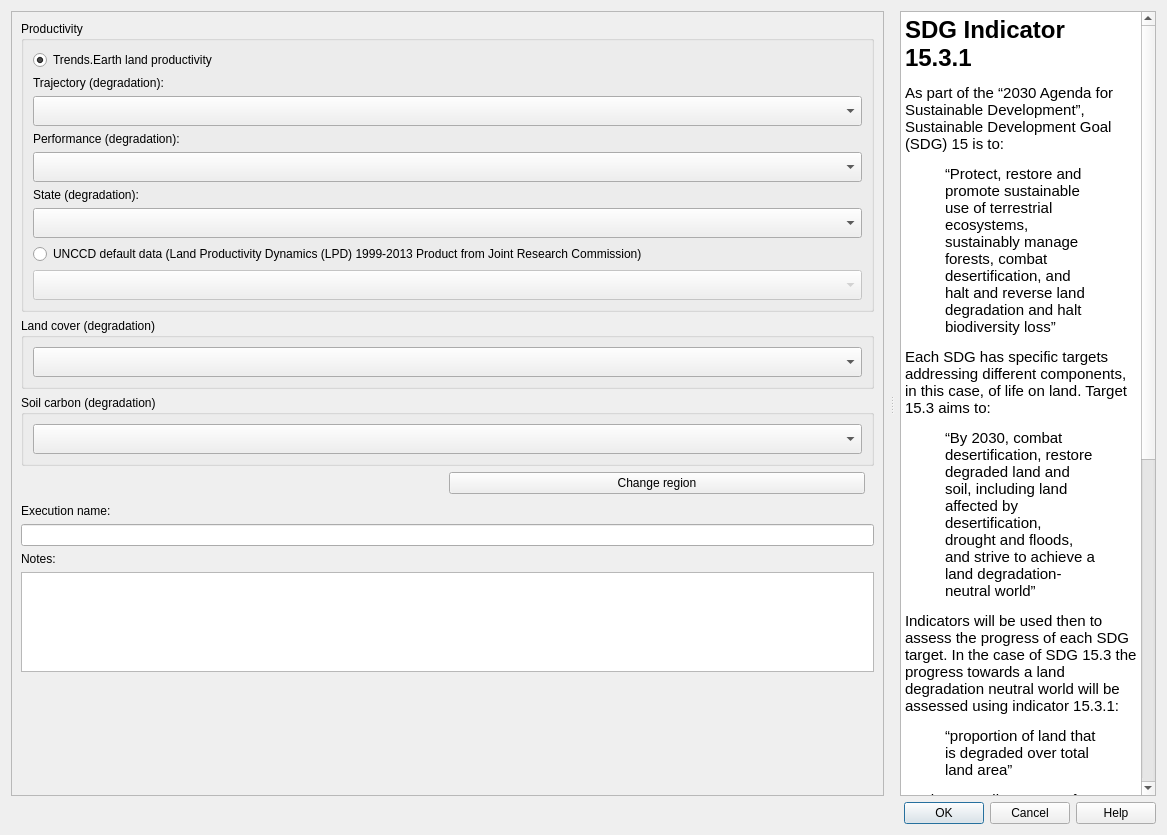
Qt form LDMP/gui/DlgCalculateLDNSummaryTableAdmin.ui (ConservationInternational/trends.earth) before a commit.
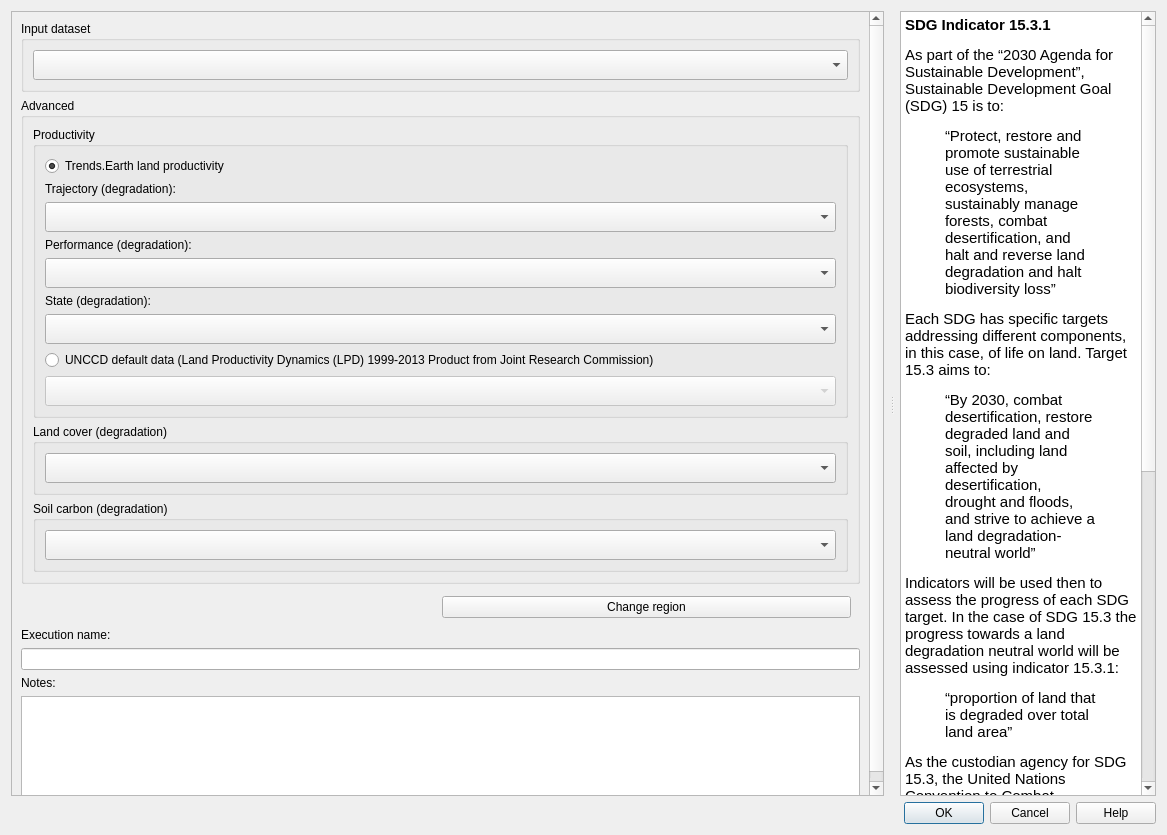
The same form after that commit. Custom widgets are drawn as their Qt base class.

Commit message: Add dataset selector widget - still need to hookup to filter

Patch:
```diff
--- a/LDMP/gui/DlgCalculateLDNSummaryTableAdmin.ui
+++ b/LDMP/gui/DlgCalculateLDNSummaryTableAdmin.ui
@@ -65,31 +65,71 @@
             <x>0</x>
             <y>0</y>
             <width>875</width>
-            <height>784</height>
+            <height>786</height>
            </rect>
           </property>
           <layout class="QVBoxLayout" name="verticalLayout_2">
            <item>
-            <widget class="QFrame" name="setup_frame">
-             <property name="frameShape">
-              <enum>QFrame::NoFrame</enum>
+            <widget class="QGroupBox" name="groupBox_4">
+             <property name="sizePolicy">
+              <sizepolicy hsizetype="Preferred" vsizetype="Minimum">
+               <horstretch>0</horstretch>
+               <verstretch>0</verstretch>
+              </sizepolicy>
              </property>
-             <property name="frameShadow">
-              <enum>QFrame::Raised</enum>
+             <property name="minimumSize">
+              <size>
+               <width>0</width>
+               <height>0</height>
+              </size>
              </property>
-             <layout class="QVBoxLayout" name="verticalLayout_4">
-              <property name="leftMargin">
-               <number>0</number>
-              </property>
-              <property name="topMargin">
-               <number>0</number>
-              </property>
-              <property name="rightMargin">
-               <number>0</number>
-              </property>
-              <property name="bottomMargin">
-               <number>0</number>
-              </property>
+             <property name="maximumSize">
+              <size>
+               <width>16777215</width>
+               <height>16777215</height>
+              </size>
+             </property>
+             <property name="font">
+              <font>
+               <weight>50</weight>
+               <bold>false</bold>
+              </font>
+             </property>
+             <property name="title">
+              <string>Input dataset</string>
+             </property>
+             <layout class="QVBoxLayout" name="verticalLayout_8">
+              <item>
+               <widget class="WidgetDataIOSelectTEDatasetExisting" name="combo_datasets">
+                <property name="sizePolicy">
+                 <sizepolicy hsizetype="Expanding" vsizetype="Minimum">
+                  <horstretch>0</horstretch>
+                  <verstretch>0</verstretch>
+                 </sizepolicy>
+                </property>
+                <property name="minimumSize">
+                 <size>
+                  <width>0</width>
+                  <height>30</height>
+                 </size>
+                </property>
+                <property name="dataset_type" stdset="0">
+                 <string notr="true">three-sdg-15-3-1-sub-indicators</string>
+                </property>
+               </widget>
+              </item>
+             </layout>
+            </widget>
+           </item>
+           <item>
+            <widget class="QgsCollapsibleGroupBox" name="advanced_configuration">
+             <property name="title">
+              <string>Advanced</string>
+             </property>
+             <property name="collapsed">
+              <bool>true</bool>
+             </property>
+             <layout class="QVBoxLayout" name="verticalLayout_5">
               <item>
                <widget class="QGroupBox" name="groupBox">
                 <property name="sizePolicy">
@@ -386,6 +426,30 @@
              </layout>
             </widget>
            </item>
+           <item>
+            <widget class="QFrame" name="setup_frame">
+             <property name="frameShape">
+              <enum>QFrame::NoFrame</enum>
+             </property>
+             <property name="frameShadow">
+              <enum>QFrame::Raised</enum>
+             </property>
+             <layout class="QVBoxLayout" name="verticalLayout_4">
+              <property name="leftMargin">
+               <number>0</number>
+              </property>
+              <property name="topMargin">
+               <number>0</number>
+              </property>
+              <property name="rightMargin">
+               <number>0</number>
+              </property>
+              <property name="bottomMargin">
+               <number>0</number>
+              </property>
+             </layout>
+            </widget>
+           </item>
            <item>
             <layout class="QHBoxLayout" name="horizontalLayout">
              <property name="leftMargin">
@@ -501,23 +565,23 @@
        <string>&lt;!DOCTYPE HTML PUBLIC &quot;-//W3C//DTD HTML 4.0//EN&quot; &quot;http://www.w3.org/TR/REC-html40/strict.dtd&quot;&gt;
 &lt;html&gt;&lt;head&gt;&lt;meta name=&quot;qrichtext&quot; content=&quot;1&quot; /&gt;&lt;style type=&quot;text/css&quot;&gt;
 p, li { white-space: pre-wrap; }
-&lt;/style&gt;&lt;/head&gt;&lt;body style=&quot; font-family:'Ubuntu'; font-size:11pt; font-weight:400; font-style:normal;&quot;&gt;
-&lt;h1 style=&quot; margin-top:18px; margin-bottom:12px; margin-left:0px; margin-right:0px; -qt-block-indent:0; text-indent:0px;&quot;&gt;&lt;span style=&quot; font-size:xx-large; font-weight:600;&quot;&gt;SDG Indicator 15.3.1&lt;/span&gt;&lt;/h1&gt;
-&lt;p style=&quot; margin-top:12px; margin-bottom:12px; margin-left:0px; margin-right:0px; -qt-block-indent:0; text-indent:0px;&quot;&gt;As part of the “2030 Agenda for Sustainable Development”, Sustainable Development Goal (SDG) 15 is to:&lt;/p&gt;
-&lt;p style=&quot; margin-top:12px; margin-bottom:12px; margin-left:40px; margin-right:40px; -qt-block-indent:0; text-indent:0px;&quot;&gt;“Protect, restore and promote sustainable use of terrestrial ecosystems, sustainably manage forests, combat desertification, and halt and reverse land degradation and halt biodiversity loss”&lt;/p&gt;
-&lt;p style=&quot; margin-top:12px; margin-bottom:12px; margin-left:0px; margin-right:0px; -qt-block-indent:0; text-indent:0px;&quot;&gt;Each SDG has specific targets addressing different components, in this case, of life on land. Target 15.3 aims to:&lt;/p&gt;
-&lt;p style=&quot; margin-top:12px; margin-bottom:12px; margin-left:40px; margin-right:40px; -qt-block-indent:0; text-indent:0px;&quot;&gt;“By 2030, combat desertification, restore degraded land and soil, including land affected by desertification, drought and floods, and strive to achieve a land degradation-neutral world”&lt;/p&gt;
-&lt;p style=&quot; margin-top:12px; margin-bottom:12px; margin-left:0px; margin-right:0px; -qt-block-indent:0; text-indent:0px;&quot;&gt;Indicators will be used then to assess the progress of each SDG target. In the case of SDG 15.3 the progress towards a land degradation neutral world will be assessed using indicator 15.3.1:&lt;/p&gt;
-&lt;p style=&quot; margin-top:12px; margin-bottom:12px; margin-left:40px; margin-right:40px; -qt-block-indent:0; text-indent:0px;&quot;&gt;“proportion of land that is degraded over total land area”&lt;/p&gt;
-&lt;p style=&quot; margin-top:12px; margin-bottom:12px; margin-left:0px; margin-right:0px; -qt-block-indent:0; text-indent:0px;&quot;&gt;As the custodian agency for SDG 15.3, the United Nations Convention to Combat Desertification (UNCCD) has developed a &lt;a href=&quot;http://www2.unccd.int/sites/default/files/relevant-links/2017-10/Good%20Practice%20Guidance_SDG%20Indicator%2015.3.1_Version%201.0.pdf&quot;&gt;&lt;span style=&quot; text-decoration: underline; color:#0000ff;&quot;&gt;Good Practice Guidance (GPG)&lt;/span&gt;&lt;/a&gt;. providing recommendations on how to calculate SDG Indicator 15.3.1.&lt;/p&gt;
-&lt;p style=&quot; margin-top:12px; margin-bottom:12px; margin-left:0px; margin-right:0px; -qt-block-indent:0; text-indent:0px;&quot;&gt;In order to assess the area degraded, SDG Indicator 15.3.1 uses information from 3 sub-indicators:&lt;/p&gt;
-&lt;ol style=&quot;margin-top: 0px; margin-bottom: 0px; margin-left: 0px; margin-right: 0px; -qt-list-indent: 1;&quot;&gt;&lt;li style=&quot; margin-top:12px; margin-bottom:12px; margin-left:0px; margin-right:0px; -qt-block-indent:0; text-indent:0px;&quot;&gt;Vegetation productivity&lt;/li&gt;
-&lt;li style=&quot; margin-top:12px; margin-bottom:12px; margin-left:0px; margin-right:0px; -qt-block-indent:0; text-indent:0px;&quot;&gt;Land cover&lt;/li&gt;
-&lt;li style=&quot; margin-top:12px; margin-bottom:12px; margin-left:0px; margin-right:0px; -qt-block-indent:0; text-indent:0px;&quot;&gt;Soil organic carbon&lt;/li&gt;&lt;/ol&gt;
-&lt;p style=&quot;-qt-paragraph-type:empty; margin-top:12px; margin-bottom:12px; margin-left:0px; margin-right:0px; -qt-block-indent:0; text-indent:0px;&quot;&gt;&lt;br /&gt;&lt;/p&gt;
-&lt;p style=&quot; margin-top:12px; margin-bottom:12px; margin-left:0px; margin-right:0px; -qt-block-indent:0; text-indent:0px;&quot;&gt;Trends.Earth allows the user to compute each of these subindicators in a spatially explicit way generating raster maps which are then integrated into a final SDG 15.3.1 indicator map and produces a table result reporting areas potentially improved and degraded for the area of analysis.&lt;/p&gt;
-&lt;p style=&quot;-qt-paragraph-type:empty; margin-top:12px; margin-bottom:12px; margin-left:0px; margin-right:0px; -qt-block-indent:0; text-indent:0px;&quot;&gt;&lt;br /&gt;&lt;/p&gt;
-&lt;p style=&quot; margin-top:12px; margin-bottom:12px; margin-left:0px; margin-right:0px; -qt-block-indent:0; text-indent:0px;&quot;&gt;&lt;a href=&quot;http://trends.earth/docs/en/background/understanding_indicators15.html#sdg-indicator-15-3-1&quot;&gt;&lt;span style=&quot; text-decoration: underline; color:#0000ff;&quot;&gt;More information on indicator SDG 15.3.1&lt;/span&gt;&lt;/a&gt;&lt;/p&gt;&lt;/body&gt;&lt;/html&gt;</string>
+&lt;/style&gt;&lt;/head&gt;&lt;body style=&quot; font-family:'MS Shell Dlg 2'; font-size:8.25pt; font-weight:400; font-style:normal;&quot;&gt;
+&lt;p style=&quot; margin-top:18px; margin-bottom:12px; margin-left:0px; margin-right:0px; -qt-block-indent:0; text-indent:0px;&quot;&gt;&lt;span style=&quot; font-family:'Ubuntu'; font-size:11pt; font-weight:600;&quot;&gt;SDG Indicator 15.3.1&lt;/span&gt;&lt;/p&gt;
+&lt;p style=&quot; margin-top:12px; margin-bottom:12px; margin-left:0px; margin-right:0px; -qt-block-indent:0; text-indent:0px;&quot;&gt;&lt;span style=&quot; font-family:'Ubuntu'; font-size:11pt;&quot;&gt;As part of the “2030 Agenda for Sustainable Development”, Sustainable Development Goal (SDG) 15 is to:&lt;/span&gt;&lt;/p&gt;
+&lt;p style=&quot; margin-top:12px; margin-bottom:12px; margin-left:40px; margin-right:40px; -qt-block-indent:0; text-indent:0px;&quot;&gt;&lt;span style=&quot; font-family:'Ubuntu'; font-size:11pt;&quot;&gt;“Protect, restore and promote sustainable use of terrestrial ecosystems, sustainably manage forests, combat desertification, and halt and reverse land degradation and halt biodiversity loss”&lt;/span&gt;&lt;/p&gt;
+&lt;p style=&quot; margin-top:12px; margin-bottom:12px; margin-left:0px; margin-right:0px; -qt-block-indent:0; text-indent:0px;&quot;&gt;&lt;span style=&quot; font-family:'Ubuntu'; font-size:11pt;&quot;&gt;Each SDG has specific targets addressing different components, in this case, of life on land. Target 15.3 aims to:&lt;/span&gt;&lt;/p&gt;
+&lt;p style=&quot; margin-top:12px; margin-bottom:12px; margin-left:40px; margin-right:40px; -qt-block-indent:0; text-indent:0px;&quot;&gt;&lt;span style=&quot; font-family:'Ubuntu'; font-size:11pt;&quot;&gt;“By 2030, combat desertification, restore degraded land and soil, including land affected by desertification, drought and floods, and strive to achieve a land degradation-neutral world”&lt;/span&gt;&lt;/p&gt;
+&lt;p style=&quot; margin-top:12px; margin-bottom:12px; margin-left:0px; margin-right:0px; -qt-block-indent:0; text-indent:0px;&quot;&gt;&lt;span style=&quot; font-family:'Ubuntu'; font-size:11pt;&quot;&gt;Indicators will be used then to assess the progress of each SDG target. In the case of SDG 15.3 the progress towards a land degradation neutral world will be assessed using indicator 15.3.1:&lt;/span&gt;&lt;/p&gt;
+&lt;p style=&quot; margin-top:12px; margin-bottom:12px; margin-left:40px; margin-right:40px; -qt-block-indent:0; text-indent:0px;&quot;&gt;&lt;span style=&quot; font-family:'Ubuntu'; font-size:11pt;&quot;&gt;“proportion of land that is degraded over total land area”&lt;/span&gt;&lt;/p&gt;
+&lt;p style=&quot; margin-top:12px; margin-bottom:12px; margin-left:0px; margin-right:0px; -qt-block-indent:0; text-indent:0px;&quot;&gt;&lt;span style=&quot; font-family:'Ubuntu'; font-size:11pt;&quot;&gt;As the custodian agency for SDG 15.3, the United Nations Convention to Combat Desertification (UNCCD) has developed a &lt;/span&gt;&lt;a href=&quot;http://www2.unccd.int/sites/default/files/relevant-links/2017-10/Good%20Practice%20Guidance_SDG%20Indicator%2015.3.1_Version%201.0.pdf&quot;&gt;&lt;span style=&quot; font-family:'Ubuntu'; font-size:11pt; text-decoration: underline; color:#0000ff;&quot;&gt;Good Practice Guidance (GPG)&lt;/span&gt;&lt;/a&gt;&lt;span style=&quot; font-family:'Ubuntu'; font-size:11pt;&quot;&gt;. providing recommendations on how to calculate SDG Indicator 15.3.1.&lt;/span&gt;&lt;/p&gt;
+&lt;p style=&quot; margin-top:12px; margin-bottom:12px; margin-left:0px; margin-right:0px; -qt-block-indent:0; text-indent:0px;&quot;&gt;&lt;span style=&quot; font-family:'Ubuntu'; font-size:11pt;&quot;&gt;In order to assess the area degraded, SDG Indicator 15.3.1 uses information from 3 sub-indicators:&lt;/span&gt;&lt;/p&gt;
+&lt;ol style=&quot;margin-top: 0px; margin-bottom: 0px; margin-left: 0px; margin-right: 0px; -qt-list-indent: 1;&quot;&gt;&lt;li style=&quot; font-family:'Ubuntu'; font-size:11pt;&quot; style=&quot; margin-top:12px; margin-bottom:12px; margin-left:0px; margin-right:0px; -qt-block-indent:0; text-indent:0px;&quot;&gt;Vegetation productivity&lt;/li&gt;
+&lt;li style=&quot; font-family:'Ubuntu'; font-size:11pt;&quot; style=&quot; margin-top:12px; margin-bottom:12px; margin-left:0px; margin-right:0px; -qt-block-indent:0; text-indent:0px;&quot;&gt;Land cover&lt;/li&gt;
+&lt;li style=&quot; font-family:'Ubuntu'; font-size:11pt;&quot; style=&quot; margin-top:12px; margin-bottom:12px; margin-left:0px; margin-right:0px; -qt-block-indent:0; text-indent:0px;&quot;&gt;Soil organic carbon&lt;/li&gt;&lt;/ol&gt;
+&lt;p style=&quot;-qt-paragraph-type:empty; margin-top:12px; margin-bottom:12px; margin-left:0px; margin-right:0px; -qt-block-indent:0; text-indent:0px; font-family:'Ubuntu'; font-size:11pt;&quot;&gt;&lt;br /&gt;&lt;/p&gt;
+&lt;p style=&quot; margin-top:12px; margin-bottom:12px; margin-left:0px; margin-right:0px; -qt-block-indent:0; text-indent:0px;&quot;&gt;&lt;span style=&quot; font-family:'Ubuntu'; font-size:11pt;&quot;&gt;Trends.Earth allows the user to compute each of these subindicators in a spatially explicit way generating raster maps which are then integrated into a final SDG 15.3.1 indicator map and produces a table result reporting areas potentially improved and degraded for the area of analysis.&lt;/span&gt;&lt;/p&gt;
+&lt;p style=&quot;-qt-paragraph-type:empty; margin-top:12px; margin-bottom:12px; margin-left:0px; margin-right:0px; -qt-block-indent:0; text-indent:0px; font-family:'Ubuntu'; font-size:11pt;&quot;&gt;&lt;br /&gt;&lt;/p&gt;
+&lt;p style=&quot; margin-top:12px; margin-bottom:12px; margin-left:0px; margin-right:0px; -qt-block-indent:0; text-indent:0px;&quot;&gt;&lt;a href=&quot;http://trends.earth/docs/en/background/understanding_indicators15.html#sdg-indicator-15-3-1&quot;&gt;&lt;span style=&quot; font-family:'Ubuntu'; font-size:11pt; text-decoration: underline; color:#0000ff;&quot;&gt;More information on indicator SDG 15.3.1&lt;/span&gt;&lt;/a&gt;&lt;/p&gt;&lt;/body&gt;&lt;/html&gt;</string>
       </property>
       <property name="openExternalLinks">
        <bool>true</bool>
@@ -541,6 +605,12 @@
   </layout>
  </widget>
  <customwidgets>
+  <customwidget>
+   <class>QgsCollapsibleGroupBox</class>
+   <extends>QGroupBox</extends>
+   <header>qgscollapsiblegroupbox.h</header>
+   <container>1</container>
+  </customwidget>
   <customwidget>
    <class>WidgetDataIOSelectTELayerImport</class>
    <extends>QComboBox</extends>
@@ -551,6 +621,11 @@
    <extends>QComboBox</extends>
    <header>LDMP/data_io</header>
   </customwidget>
+  <customwidget>
+   <class>WidgetDataIOSelectTEDatasetExisting</class>
+   <extends>QComboBox</extends>
+   <header>LDMP/data_io</header>
+  </customwidget>
  </customwidgets>
  <resources/>
  <connections>
```
The commit also changes 2 other files.
